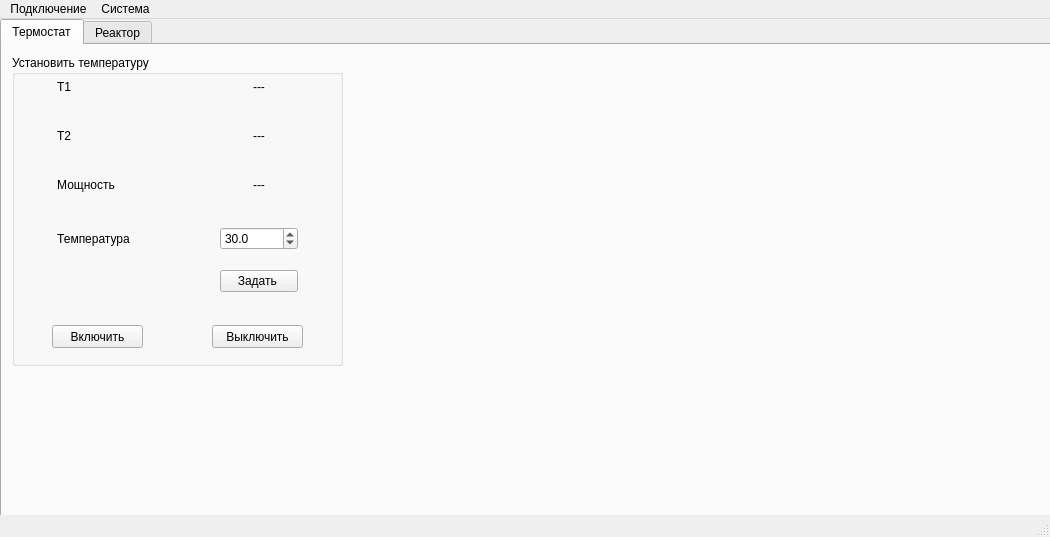
Before: the Qt Designer form mainwindow.ui in ProElDinh/ChemController, drawn with Qt 5.
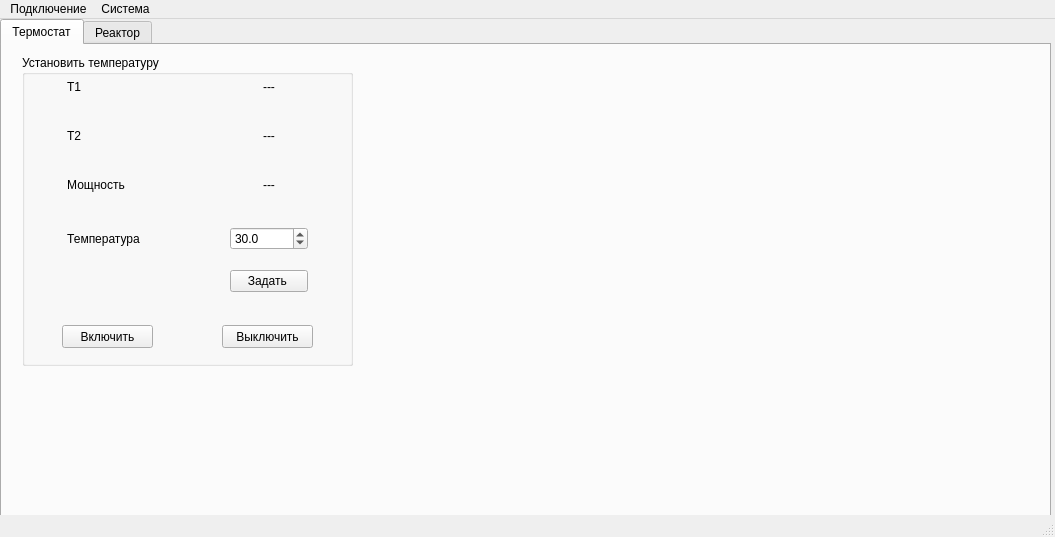
After: the same form once the commit is applied. The open tabs and pages were chosen to show the change.

What changed in the file:
```diff
--- a/mainwindow.ui
+++ b/mainwindow.ui
@@ -6,10 +6,22 @@
    <rect>
     <x>0</x>
     <y>0</y>
-    <width>1050</width>
+    <width>1055</width>
     <height>537</height>
    </rect>
   </property>
+  <property name="minimumSize">
+   <size>
+    <width>1055</width>
+    <height>537</height>
+   </size>
+  </property>
+  <property name="maximumSize">
+   <size>
+    <width>1055</width>
+    <height>537</height>
+   </size>
+  </property>
   <property name="windowTitle">
    <string>MainWindow</string>
   </property>
@@ -29,6 +41,18 @@
       <height>511</height>
      </rect>
     </property>
+    <property name="minimumSize">
+     <size>
+      <width>1051</width>
+      <height>511</height>
+     </size>
+    </property>
+    <property name="maximumSize">
+     <size>
+      <width>1051</width>
+      <height>511</height>
+     </size>
+    </property>
     <property name="currentIndex">
      <number>1</number>
     </property>
@@ -39,7 +63,7 @@
      <widget class="QGroupBox" name="groupBox_2">
       <property name="geometry">
        <rect>
-        <x>10</x>
+        <x>20</x>
         <y>10</y>
         <width>331</width>
         <height>311</height>
@@ -1178,7 +1202,7 @@
     <rect>
      <x>0</x>
      <y>0</y>
-     <width>1050</width>
+     <width>1055</width>
      <height>21</height>
     </rect>
    </property>
```
Left out of the diff: 38 changed lines with no effect on the pictures.
